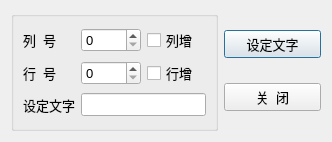
The window that Course/chap06Forms/samp6_2CustomDialogs/qwdialoglocate.ui (yanbin-1/QtLearning) describes before a commit, drawn with Qt 5.
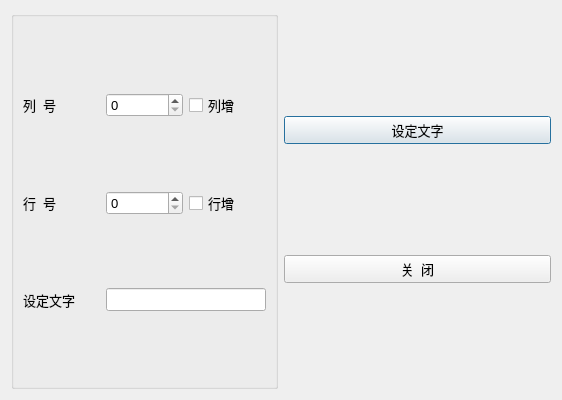
The same window after the commit. Icons and pictures are not drawn.

```diff
--- a/Course/chap06Forms/samp6_2CustomDialogs/qwdialoglocate.ui
+++ b/Course/chap06Forms/samp6_2CustomDialogs/qwdialoglocate.ui
@@ -6,8 +6,8 @@
    <rect>
     <x>0</x>
     <y>0</y>
-    <width>332</width>
-    <height>142</height>
+    <width>562</width>
+    <height>400</height>
    </rect>
   </property>
   <property name="font">
```
Left out of the diff: 10 changed lines with no effect on the pictures.
